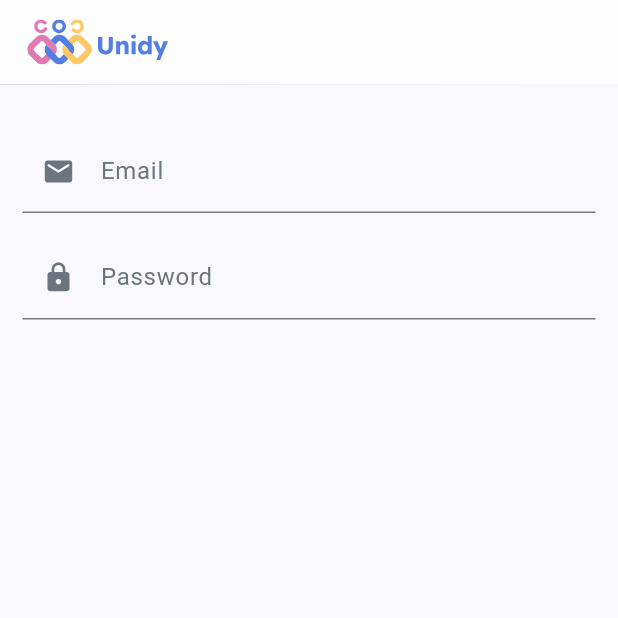
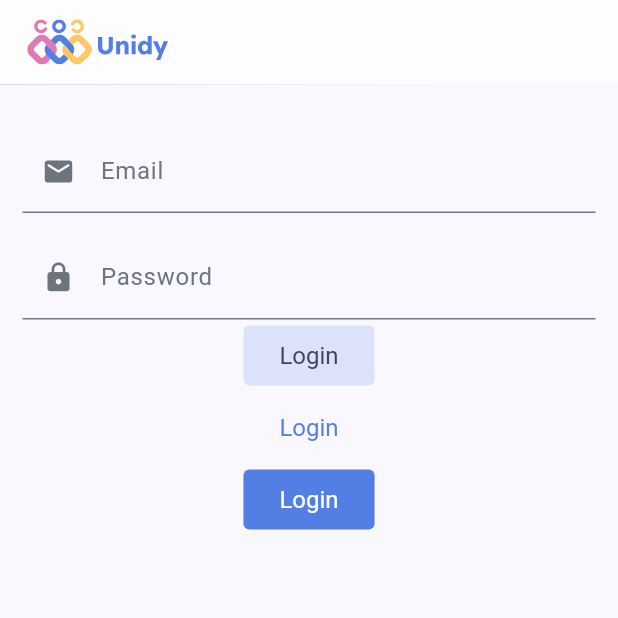
Before and after one commit to thoaikun/unidy_mobile, a Flutter app: the screen it shows after launch, on a phone screen of 412 x 824 dp, the top half of it. Run offline on Flutter 3.47's test engine with Material 2 defaults, Android fonts, the phone set to English and light mode, and no system bars; our stand-ins replace flutter_svg, google_fonts; project files that could hold a hidden picture were left out.

Commit message:
change button style into function instead of class

```diff
--- a/lib/main.dart
+++ b/lib/main.dart
@@ -1,6 +1,9 @@
 import 'package:flutter/material.dart';
 import 'package:flutter_svg/flutter_svg.dart';
 import 'package:unidy_mobile/config/config_color_scheme.dart';
+import 'package:unidy_mobile/widgets/button/filled_button.dart';
+import 'package:unidy_mobile/widgets/button/filled_tonal_button.dart';
+import 'package:unidy_mobile/widgets/button/text_button.dart';
 import 'package:unidy_mobile/widgets/input/input.dart';
 
 void main() {
@@ -52,23 +55,36 @@
           height: 30,
         ),
       ),
-      body: const Padding(
-        padding: EdgeInsets.symmetric(vertical: 30, horizontal: 15),
+      body: Padding(
+        padding: const EdgeInsets.symmetric(vertical: 30, horizontal: 15),
         child: Column(
           mainAxisAlignment: MainAxisAlignment.start,
           crossAxisAlignment: CrossAxisAlignment.center,
           children: [
-            Input(
+            const Input(
               label: 'Email',
               placeholder: 'Nhập email của bạn',
               icon: Icon(Icons.email_rounded, size: 22,),
             ),
-            SizedBox(height: 15),
-            Input(
+            const SizedBox(height: 15),
+            const Input(
               label: 'Password',
               type: InputType.password,
               placeholder: 'Nhập mật khẩu của bạn',
               icon: Icon(Icons.lock, size: 22,),
+              enableBorder: false,
+            ),
+            UnidyFilledTonalButton(
+              text: 'Login',
+              onPressed: () => print('hii'),
+            ),
+            UnidyTextButton(
+              text: 'Login',
+              onPressed: () => print('hii'),
+            ),
+            UnidyFilledButton(
+              text: 'Login',
+              onPressed: () => print('hii'),
             )
           ],
         ),
--- a/lib/widgets/button/filled_button.dart
+++ b/lib/widgets/button/filled_button.dart
@@ -2,32 +2,6 @@ import 'package:flutter/material.dart';
 import 'package:unidy_mobile/config/config_color.dart';
 import 'package:unidy_mobile/config/config_font.dart';
 import 'package:unidy_mobile/utils/utils_font._builder.dart';
-
-class FilledButtonStyle extends ButtonStyle {
-  final FontBuilder fontBuilder = FontBuilder(option: BodyRegular.fs16);
-
-  @override
-  MaterialStateProperty<Color?> get overlayColor => MaterialStateProperty.resolveWith<Color>(
-    (Set<MaterialState> states) {
-      if (states.contains(MaterialState.pressed)) {
-        return PrimaryColor.primary700;
-      }
-      return PrimaryColor.primary500;
-    }
-  );
-
-  @override
-  MaterialStateProperty<OutlinedBorder?> get shape => MaterialStatePropertyAll(
-    RoundedRectangleBorder(
-      borderRadius: BorderRadius.circular(4)
-    )
-  );
-
-  @override
-  MaterialStateProperty<TextStyle?> get textStyle => MaterialStatePropertyAll(
-    fontBuilder.font
-  );
-}
 
 class UnidyFilledButton extends StatelessWidget {
   final String text;
@@ -37,13 +11,32 @@ class UnidyFilledButton extends StatelessWidget {
 
   const UnidyFilledButton({ Key? key, required this.text, this.onPressed, this.height, this.width }) : super(key: key);
 
+  ButtonStyle getButtonStyle() {
+    return ButtonStyle(
+      textStyle: MaterialStatePropertyAll(FontBuilder(option: BodyRegular.fs16).font),
+      overlayColor: MaterialStateProperty.resolveWith<Color>(
+        (Set<MaterialState> states) {
+          if (states.contains(MaterialState.pressed)) {
+            return PrimaryColor.primary700;
+          }
+          return PrimaryColor.primary500;
+        }
+      ),
+      shape: MaterialStatePropertyAll(
+        RoundedRectangleBorder(
+          borderRadius: BorderRadius.circular(4)
+        )
+      )
+    );
+  }
+
   @override
   Widget build(BuildContext context){
     return SizedBox(
       width: width,
       height: height,
       child: FilledButton(
-        style: FilledButtonStyle(),
+        style: getButtonStyle(),
         onPressed: onPressed,
         child: Text(text),
       ),
--- a/lib/widgets/button/filled_tonal_button.dart
+++ b/lib/widgets/button/filled_tonal_button.dart
@@ -2,32 +2,6 @@ import 'package:flutter/material.dart';
 import 'package:unidy_mobile/config/config_color.dart';
 import 'package:unidy_mobile/config/config_font.dart';
 import 'package:unidy_mobile/utils/utils_font._builder.dart';
-
-class FilledTonalButtonStyle extends ButtonStyle {
-  final FontBuilder fontBuilder = FontBuilder(option: BodyRegular.fs16);
-
-  @override
-  MaterialStateProperty<Color?> get overlayColor => MaterialStateProperty.resolveWith<Color>(
-    (Set<MaterialState> states) {
-      if (states.contains(MaterialState.pressed)) {
-        return PrimaryColor.primary400;
-      }
-      return PrimaryColor.primary100;
-    }
-  );
-
-  @override
-  MaterialStateProperty<OutlinedBorder?> get shape => MaterialStatePropertyAll(
-    RoundedRectangleBorder(
-      borderRadius: BorderRadius.circular(4)
-    )
-  );
-
-  @override
-  MaterialStateProperty<TextStyle?> get textStyle => MaterialStatePropertyAll(
-    fontBuilder.font
-  );
-}
 
 class UnidyFilledTonalButton extends StatelessWidget {
   final String text;
@@ -37,13 +11,32 @@ class UnidyFilledTonalButton extends StatelessWidget {
 
   const UnidyFilledTonalButton({ Key? key, required this.text, this.onPressed, this.height, this.width }) : super(key: key);
 
+  ButtonStyle getButtonStyle() {
+    return ButtonStyle(
+      textStyle: MaterialStatePropertyAll(FontBuilder(option: BodyRegular.fs16).font),
+      overlayColor: MaterialStateProperty.resolveWith<Color>(
+        (Set<MaterialState> states) {
+          if (states.contains(MaterialState.pressed)) {
+            return PrimaryColor.primary400;
+          }
+          return PrimaryColor.primary100;
+        }
+      ),
+      shape: MaterialStatePropertyAll(
+        RoundedRectangleBorder(
+          borderRadius: BorderRadius.circular(4)
+        )
+      )
+    );
+  }
+
   @override
   Widget build(BuildContext context){
     return SizedBox(
       width: width,
       height: height,
       child: FilledButton.tonal(
-        style: FilledTonalButtonStyle(),
+        style: getButtonStyle(),
         onPressed: onPressed,
         child: Text(text),
       ),
--- a/lib/widgets/button/text_button.dart
+++ b/lib/widgets/button/text_button.dart
@@ -26,13 +26,25 @@ class UnidyTextButton extends StatelessWidget {
 
   const UnidyTextButton({ Key? key, required this.text, this.onPressed, this.height, this.width }) : super(key: key);
 
+  ButtonStyle getButtonStyle() {
+    return ButtonStyle(
+      textStyle: MaterialStatePropertyAll(FontBuilder(option: BodyRegular.fs16).font),
+      shape: MaterialStatePropertyAll(
+        RoundedRectangleBorder(
+          borderRadius: BorderRadius.circular(4),
+        )
+      )
+    );
+  }
+
+
   @override
   Widget build(BuildContext context){
     return SizedBox(
       width: width,
       height: height,
       child: TextButton(
-        style: TextButtonStyle(),
+        style: getButtonStyle(),
         onPressed: onPressed,
         child: Text(text),
       ),
--- a/lib/widgets/input/input.dart
+++ b/lib/widgets/input/input.dart
@@ -18,6 +18,7 @@ class Input extends StatelessWidget {
   final bool numberKeyboard;
   final bool autoFocus;
   final bool readOnly;
+  final bool enableBorder;
 
   const Input({
     Key? key,
@@ -28,7 +29,8 @@ class Input extends StatelessWidget {
     this.placeholder,
     this.numberKeyboard = false,
     this.autoFocus = false,
-    this.readOnly = false
+    this.readOnly = false,
+    this.enableBorder = false
   }) : super(key: key);
 
   InputDecoration getInputDecoration() {
@@ -50,22 +52,22 @@ class Input extends StatelessWidget {
         }
       ),
 
-      // enabledBorder: OutlineInputBorder(
-      //   borderRadius: BorderRadius.circular(4),
-      //   borderSide: const BorderSide(
-      //     color: TextColor.textColor200,
-      //     width: 1.5,
-      //     style: BorderStyle.solid
-      //   )
-      // ),
-      // focusedBorder: OutlineInputBorder(
-      //   borderRadius: BorderRadius.circular(4),
-      //   borderSide: const BorderSide(
-      //     color: PrimaryColor.primary500,
-      //     width: 1.5,
-      //     style: BorderStyle.solid
-      //   )
-      // )
+      enabledBorder: enableBorder ? OutlineInputBorder(
+        borderRadius: BorderRadius.circular(4),
+        borderSide: const BorderSide(
+          color: TextColor.textColor200,
+          width: 1.5,
+          style: BorderStyle.solid
+        )
+      ) : null,
+      focusedBorder: enableBorder ? OutlineInputBorder(
+        borderRadius: BorderRadius.circular(4),
+        borderSide: const BorderSide(
+          color: PrimaryColor.primary500,
+          width: 1.5,
+          style: BorderStyle.solid
+        )
+      ) : null
     );
   }
 
```
Also changed, not shown: lib/widgets/button/outline_button.dart (+12 -1 lines).
